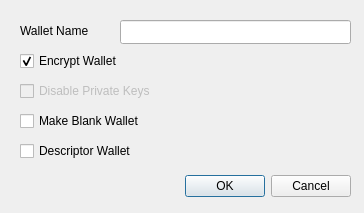
Before: the Qt Designer form src/qt/forms/createwalletdialog.ui in TaobotX11/nusacoin, drawn with Qt 5.
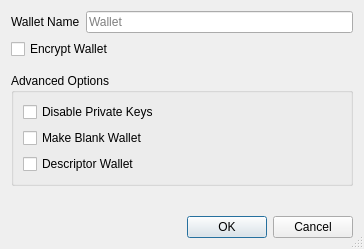
After: the same form once the commit is applied.

Commit message: qt: Use layout manager for Create Wallet dialog

The edit to the form file:
```diff
--- a/src/qt/forms/createwalletdialog.ui
+++ b/src/qt/forms/createwalletdialog.ui
@@ -7,60 +7,42 @@
     <x>0</x>
     <y>0</y>
     <width>364</width>
-    <height>213</height>
+    <height>249</height>
    </rect>
   </property>
   <property name="windowTitle">
    <string>Create Wallet</string>
   </property>
-  <widget class="QDialogButtonBox" name="buttonBox">
-   <property name="geometry">
-    <rect>
-     <x>10</x>
-     <y>170</y>
-     <width>341</width>
-     <height>32</height>
-    </rect>
-   </property>
-   <property name="orientation">
-    <enum>Qt::Horizontal</enum>
-   </property>
-   <property name="standardButtons">
-    <set>QDialogButtonBox::Cancel|QDialogButtonBox::Ok</set>
-   </property>
-  </widget>
-  <widget class="QLineEdit" name="wallet_name_line_edit">
-   <property name="geometry">
-    <rect>
-     <x>120</x>
-     <y>20</y>
-     <width>231</width>
-     <height>24</height>
-    </rect>
-   </property>
-  </widget>
-  <widget class="QLabel" name="label">
-   <property name="geometry">
-    <rect>
-     <x>20</x>
-     <y>20</y>
-     <width>101</width>
-     <height>21</height>
-    </rect>
-   </property>
+  <property name="sizeGripEnabled">
+   <bool>true</bool>
+  </property>
+  <layout class="QVBoxLayout" name="verticalLayout">
+   <item>
+    <layout class="QHBoxLayout" name="horizontalLayout">
+     <item>
+      <widget class="QLabel" name="wallet_name_label">
    <property name="text">
     <string>Wallet Name</string>
    </property>
   </widget>
+     </item>
+     <item>
+      <widget class="QLineEdit" name="wallet_name_line_edit">
+       <property name="minimumSize">
+        <size>
+         <width>262</width>
+         <height>0</height>
+        </size>
+       </property>
+       <property name="placeholderText">
+        <string>Wallet</string>
+       </property>
+      </widget>
+     </item>
+    </layout>
+   </item>
+   <item>
   <widget class="QCheckBox" name="encrypt_wallet_checkbox">
-   <property name="geometry">
-    <rect>
-     <x>20</x>
-     <y>50</y>
-     <width>171</width>
-     <height>22</height>
-    </rect>
-   </property>
    <property name="toolTip">
     <string>Encrypt the wallet. The wallet will be encrypted with a passphrase of your choice.</string>
    </property>
@@ -68,20 +50,36 @@
     <string>Encrypt Wallet</string>
    </property>
    <property name="checked">
-    <bool>true</bool>
-   </property>
-  </widget>
+      <bool>false</bool>
+     </property>
+    </widget>
+   </item>
+   <item>
+    <spacer name="verticalSpacer_1">
+     <property name="orientation">
+      <enum>Qt::Vertical</enum>
+     </property>
+     <property name="sizeType">
+      <enum>QSizePolicy::Fixed</enum>
+     </property>
+     <property name="sizeHint" stdset="0">
+      <size>
+       <width>20</width>
+       <height>8</height>
+      </size>
+     </property>
+    </spacer>
+   </item>
+   <item>
+    <widget class="QGroupBox" name="groupBox">
+     <property name="title">
+      <string>Advanced Options</string>
+     </property>
+     <layout class="QVBoxLayout" name="verticalLayout_groupbox">
+      <item>
   <widget class="QCheckBox" name="disable_privkeys_checkbox">
    <property name="enabled">
-    <bool>false</bool>
-   </property>
-   <property name="geometry">
-    <rect>
-     <x>20</x>
-     <y>80</y>
-     <width>171</width>
-     <height>22</height>
-    </rect>
+         <bool>true</bool>
    </property>
    <property name="toolTip">
     <string>Disable private keys for this wallet. Wallets with private keys disabled will have no private keys and cannot have an HD seed or imported private keys. This is ideal for watch-only wallets.</string>
@@ -90,15 +88,9 @@
     <string>Disable Private Keys</string>
    </property>
   </widget>
+      </item>
+      <item>
   <widget class="QCheckBox" name="blank_wallet_checkbox">
-   <property name="geometry">
-    <rect>
-     <x>20</x>
-     <y>110</y>
-     <width>171</width>
-     <height>22</height>
-    </rect>
-   </property>
    <property name="toolTip">
     <string>Make a blank wallet. Blank wallets do not initially have private keys or scripts. Private keys and addresses can be imported, or an HD seed can be set, at a later time.</string>
    </property>
@@ -106,15 +98,9 @@
     <string>Make Blank Wallet</string>
    </property>
   </widget>
+      </item>
+      <item>
   <widget class="QCheckBox" name="descriptor_checkbox">
-   <property name="geometry">
-    <rect>
-     <x>20</x>
-     <y>140</y>
-     <width>171</width>
-     <height>22</height>
-    </rect>
-   </property>
    <property name="toolTip">
     <string>Use descriptors for scriptPubKey management</string>
    </property>
@@ -122,6 +108,34 @@
     <string>Descriptor Wallet</string>
    </property>
   </widget>
+      </item>
+     </layout>
+    </widget>
+   </item>
+   <item>
+    <spacer name="verticalSpacer_2">
+     <property name="orientation">
+      <enum>Qt::Vertical</enum>
+     </property>
+     <property name="sizeHint" stdset="0">
+      <size>
+       <width>20</width>
+       <height>0</height>
+      </size>
+     </property>
+    </spacer>
+   </item>
+   <item>
+    <widget class="QDialogButtonBox" name="buttonBox">
+     <property name="orientation">
+      <enum>Qt::Horizontal</enum>
+     </property>
+     <property name="standardButtons">
+      <set>QDialogButtonBox::Cancel|QDialogButtonBox::Ok</set>
+     </property>
+    </widget>
+   </item>
+  </layout>
  </widget>
  <tabstops>
   <tabstop>wallet_name_line_edit</tabstop>
```
Left out of the diff: 1 changed line with no effect on the pictures. Lines whose indentation alone changed are shown as unchanged. The commit also changes 1 other file.
